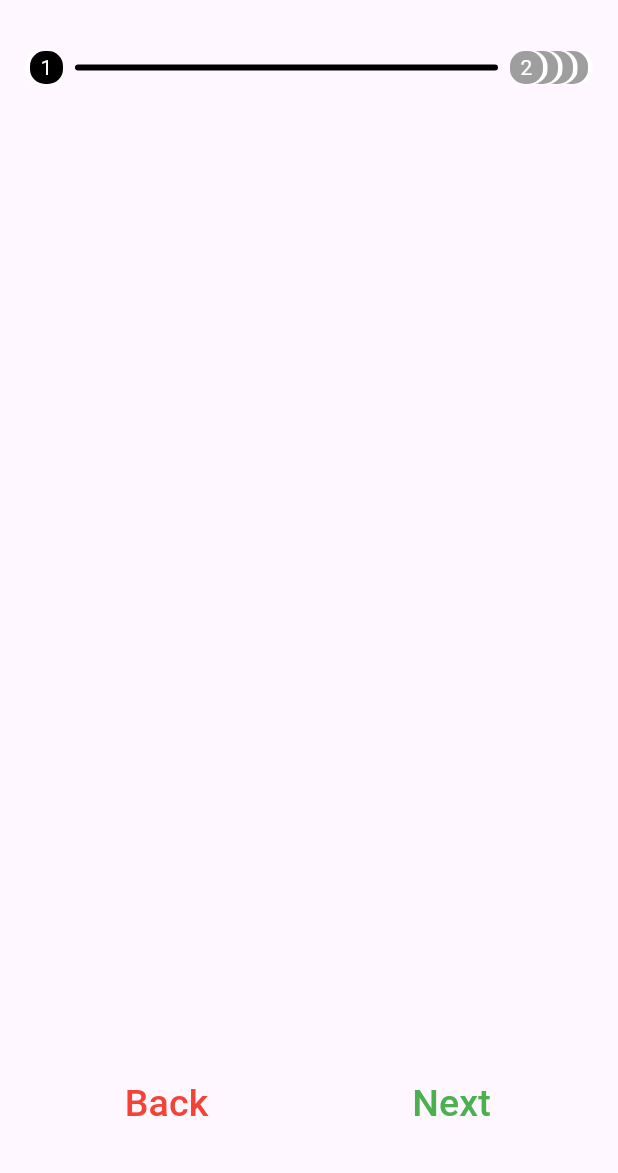
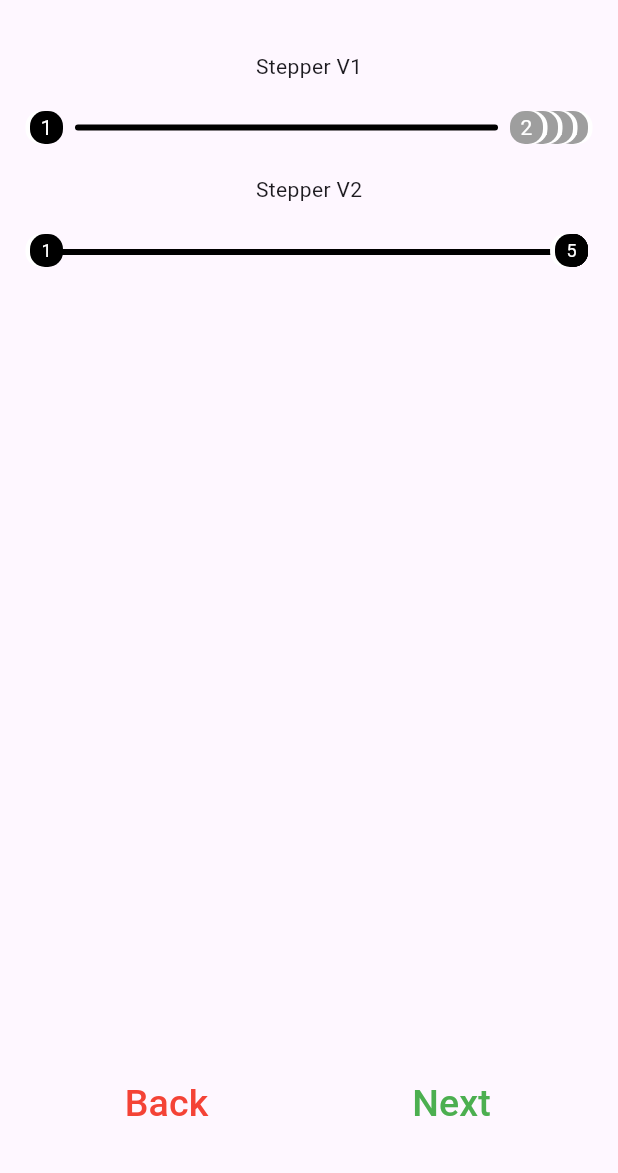
Before and after one commit to maksim-dev1/test-animated-stepper, a Flutter app: the screen it shows after launch, after a tap on "Back", on a phone screen of 412 x 824 dp, the part 63-1236 px from its top. Run offline on Flutter 3.47's test engine with Material 3 defaults, Android fonts, the light colour scheme and no system bars.

Commit message:
add CustomStepperV2

```diff
--- /dev/null
+++ b/lib/custom_stepper_v2.dart
@@ -0,0 +1,121 @@
+import 'package:flutter/material.dart';
+
+class CustomStepperV2 extends StatelessWidget {
+  final List<bool> positions;
+  const CustomStepperV2({super.key, required this.positions});
+
+  @override
+  Widget build(BuildContext context) {
+    return SizedBox(
+      child: Stack(
+        children: [
+          // Черная линия по центру
+          Positioned(
+            top: 10, // Отступ сверху, можно регулировать по необходимости
+            left: 0,
+            right: 0,
+            child: SizedBox(
+              height: 4,
+              child: DecoratedBox(
+                decoration: BoxDecoration(
+                  borderRadius: BorderRadius.circular(8),
+                  color: Colors.black,
+                ),
+              ),
+            ),
+          ),
+          Stack(
+            children: List.generate(positions.length, (index) {
+              if (index == 0) {
+                return Positioned(
+                  left: 0,
+                  child: SizedBox(
+                    width: 22,
+                    height: 22,
+                    child: DecoratedBox(
+                      decoration: BoxDecoration(
+                        color: Colors.black,
+                        borderRadius: BorderRadius.circular(10),
+                        boxShadow: const [
+                          BoxShadow(
+                            color: Colors.white,
+                            offset: Offset(-3, 0),
+                          ),
+                        ],
+                      ),
+                      child: const Center(
+                        child: Text(
+                          '1',
+                          style: TextStyle(color: Colors.white, fontSize: 12),
+                        ),
+                      ),
+                    ),
+                  ),
+                );
+              }
+
+              // if (index == positions.length - 1) {
+              //   return Positioned(
+              //     right: 0,
+              //     child: SizedBox(
+              //       width: 22,
+              //       height: 22,
+              //       child: DecoratedBox(
+              //         decoration: BoxDecoration(
+              //           color: Colors.black,
+              //           borderRadius: BorderRadius.circular(10),
+              //           boxShadow: const [
+              //             BoxShadow(
+              //               color: Colors.white,
+              //               offset: Offset(-3, 0),
+              //             ),
+              //           ],
+              //         ),
+              //         child: Center(
+              //           child: Text(
+              //             '${positions.length}',
+              //             style: const TextStyle(
+              //                 color: Colors.white, fontSize: 12),
+              //           ),
+              //         ),
+              //       ),
+              //     ),
+              //   );
+              // }
+
+              return AnimatedAlign(
+                alignment: positions[index]
+                    ? Alignment.centerLeft
+                    : Alignment.centerRight,
+                duration: const Duration(milliseconds: 500),
+                child: SizedBox(
+                  width: 22,
+                  height: 22,
+                  child: DecoratedBox(
+                    decoration: BoxDecoration(
+                      color: Colors.black,
+                      borderRadius: BorderRadius.circular(10),
+                      boxShadow: const [
+                        BoxShadow(
+                          color: Colors.white,
+                          offset: Offset(-3, 0),
+                        ),
+                      ],
+                    ),
+                    child: Center(
+                      child: Text(
+                        '${index + 1}',
+                        style:
+                            const TextStyle(color: Colors.white, fontSize: 12),
+                      ),
+                    ),
+                  ),
+                ),
+              );
+            }),
+          ),
+        ],
+      ),
+    );
+  }
+}
--- a/lib/main.dart
+++ b/lib/main.dart
@@ -1,4 +1,5 @@
 import 'package:custom_stepper/custom_stepper.dart';
+import 'package:custom_stepper/custom_stepper_v2.dart';
 import 'package:flutter/material.dart';
 
 void main() {
@@ -30,6 +31,26 @@ class MyHomePage extends StatefulWidget {
 class _MyHomePageState extends State<MyHomePage> {
   int completedSteps = 1;
   int upcomingSteps = 4;
+
+  final List<bool> positions = List.generate(5, (index) => false);
+
+void toggleStep(bool value) {
+  setState(() {
+    for (int i = 1; i < positions.length - 1; i++) {
+      if (positions[i] == false && value == true) {
+        positions[i] = true;
+        break; // Меняем первый false на true
+      } else if (positions[i] == true && value == false) {
+        positions[i] = false;
+        break; // Меняем первый true на false
+      }
+    }
+    print(positions);
+  });
+}
+
+
+
   @override
   Widget build(BuildContext context) {
     return Scaffold(
@@ -40,10 +61,22 @@ class _MyHomePageState extends State<MyHomePage> {
         padding: const EdgeInsets.all(20),
         child: Column(
           children: [
+            const Text('Stepper V1'),
+            const SizedBox(
+              height: 20,
+            ),
             CustomStepper(
               completedSteps: completedSteps,
               upcomingSteps: upcomingSteps,
             ),
+            const SizedBox(
+              height: 20,
+            ),
+            const Text('Stepper V2'),
+            const SizedBox(
+              height: 20,
+            ),
+            CustomStepperV2(positions: positions),
             const Spacer(),
             Row(
               children: [
@@ -52,10 +85,13 @@ class _MyHomePageState extends State<MyHomePage> {
                     onPressed: () {
                       if (completedSteps > 1) {
                         setState(() {
+                          // 'Stepper V1'
                           completedSteps--;
                           upcomingSteps++;
+                          // 'Stepper V2'
                         });
                       }
+                      toggleStep(false);
                     },
                     child: const Text(
                       'Back',
@@ -71,10 +107,13 @@ class _MyHomePageState extends State<MyHomePage> {
                     onPressed: () {
                       if (upcomingSteps > 1) {
                         setState(() {
+                          // 'Stepper V1'
                           completedSteps++;
                           upcomingSteps--;
+                          // 'Stepper V2'
                         });
                       }
+                      toggleStep(true);
                     },
                     child: const Text(
                       'Next',
@@ -83,7 +122,7 @@ class _MyHomePageState extends State<MyHomePage> {
                   ),
                 ),
               ],
-            )
+            ),
           ],
         ),
       ),
```
Also changed, not shown: lib/test.dart (added, +96 -0 lines).
